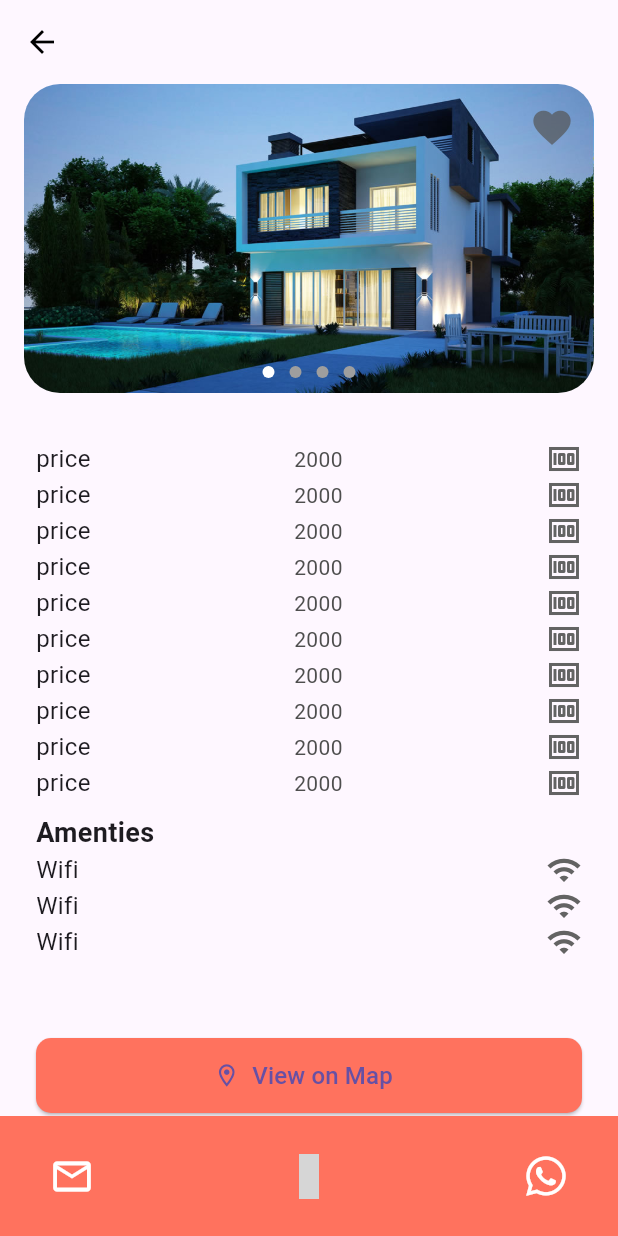
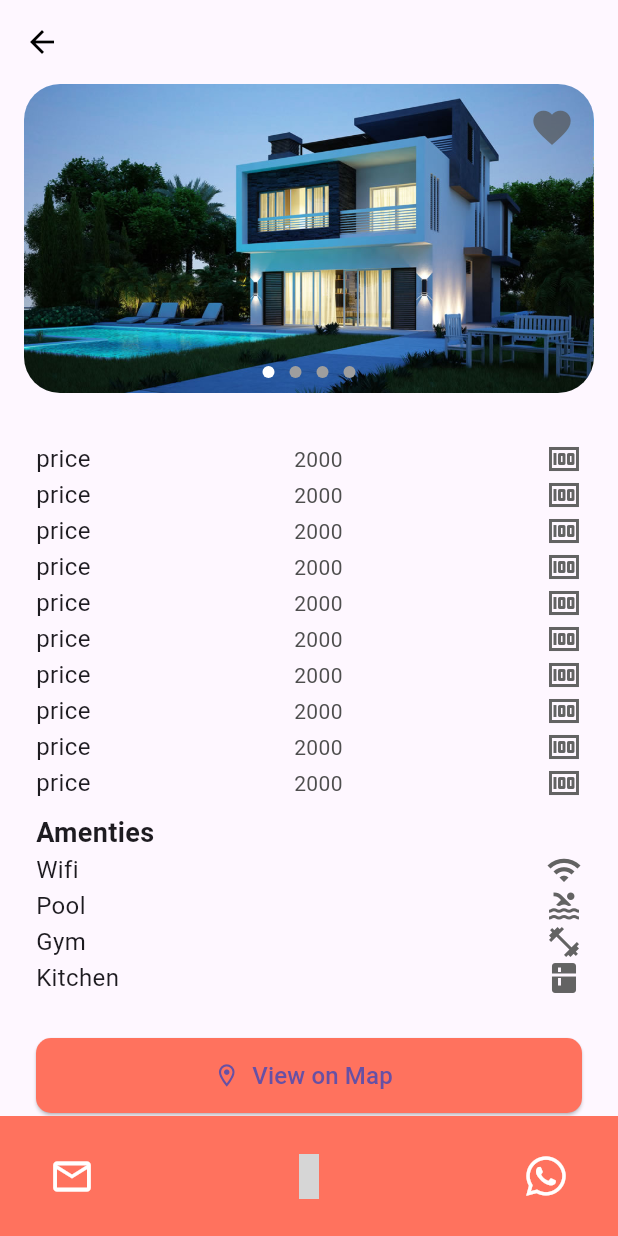
Before and after one commit to mansour571/DeyarakApp, a Flutter app: the PropertyDetailesView screen opened directly, on a phone screen of 412 x 824 dp. Run offline on Flutter 3.47's test engine with Material 3 defaults, Android fonts, the phone set to English and light mode, and no system bars; our stand-ins replace animated_text_kit, flutter_animate, font_awesome_flutter, get, go_router, google_maps_flutter and 1 more; missing offline and left inert: flaticon_downloader; grey boxes are pictures that could not be loaded.

Commit message:
amenties icon function added to property model

```diff
--- /dev/null
+++ b/lib/Featurs/Home/data/propertymodel.dart
@@ -0,0 +1,38 @@
+import 'package:flaticon_downloader/flaticon_downloader.dart';
+import 'package:flutter/material.dart';
+import 'package:font_awesome_flutter/font_awesome_flutter.dart';
+import 'package:iconsax/iconsax.dart';
+
+abstract class PropertyModel {
+  static IconData amentiesIcon({required String amentyname}) {
+    if (amentyname == 'Wifi') {
+      return Icons.wifi;
+    } else if (amentyname == 'Pool') {
+      return Icons.pool;
+    } else if (amentyname == 'Gym') {
+      return Icons.fitness_center_outlined;
+    } else if (amentyname == 'Kitchen') {
+      return Icons.kitchen;
+    } else if (amentyname == 'Parking') {
+      return Icons.car_repair_rounded;
+    } else if (amentyname == 'TV') {
+      return Icons.tv;
+    } else if (amentyname == 'Washer') {
+      return Icons.wash;
+    } else if (amentyname == 'Iron') {
+      return Icons.iron_sharp;
+    } else if (amentyname == 'Heating') {
+      return Icons.fireplace_sharp;
+    } else if (amentyname == 'Smoke Alarm') {
+      return FontAwesomeIcons.houseFire;
+    } else if (amentyname == 'Air Conditioner') {
+      return FontAwesomeIcons.snowflake;
+    } else if (amentyname == 'Security') {
+      return Icons.security;
+    } else if (amentyname == 'Power Packup') {
+      return Icons.power_rounded;
+    } else {
+      return Icons.no_photography_rounded;
+    }
+  }
+}
--- a/lib/Featurs/Home/presentation/views/widgets/property_detailes_widgets/amenties.dart
+++ b/lib/Featurs/Home/presentation/views/widgets/property_detailes_widgets/amenties.dart
@@ -1,10 +1,21 @@
+import 'package:deyarakapp/Featurs/Home/data/propertymodel.dart';
 import 'package:deyarakapp/Featurs/Home/presentation/views/widgets/property_detailes_widgets/amenties_row.dart';
 
 import 'package:flutter/material.dart';
 
 class Amenties extends StatelessWidget {
   const Amenties({super.key});
-
+  final List<String> amentiesnames = const [
+    'Wifi',
+    'Pool',
+    'Gym',
+    'Kitchen',
+    'Iron',
+    'Parking',
+    'Air Conditioner',
+    'Power Packup',
+    'Security'
+  ];
   @override
   Widget build(BuildContext context) {
     return Column(
@@ -18,10 +29,12 @@ class Amenties extends StatelessWidget {
           height: 100,
           child: ListView.builder(
             shrinkWrap: true,
-            physics: const NeverScrollableScrollPhysics(),
-            itemCount: 3,
+            itemCount: amentiesnames.length,
             itemBuilder: (context, index) {
-              return const AmentiesRow(label: 'Wifi', icon: Icons.wifi);
+              return AmentiesRow(
+                  label: amentiesnames[index],
+                  icon: PropertyModel.amentiesIcon(
+                      amentyname: amentiesnames[index]));
             },
           ),
         )
--- a/pubspec.yaml
+++ b/pubspec.yaml
@@ -28,15 +28,16 @@ environment:
 # the latest version available on pub.dev. To see which dependencies have newer
 # versions available, run `flutter pub outdated`.
 dependencies:
-  google_maps_flutter: ^2.0.0
   animated_text_kit: ^4.2.2
   cupertino_icons: ^1.0.2
+  flaticon_downloader: ^0.0.2
   flutter:
     sdk: flutter
   flutter_animate: ^4.5.0
   font_awesome_flutter: ^10.7.0
   get: ^4.6.6
   go_router: ^13.2.0
+  google_maps_flutter: ^2.0.0
   iconsax: ^0.0.8
   provider: ^6.1.2
   theme_provider: ^0.6.0
```
Also changed, not shown: assets/images/wi-fi.png (added), pubspec.lock.
